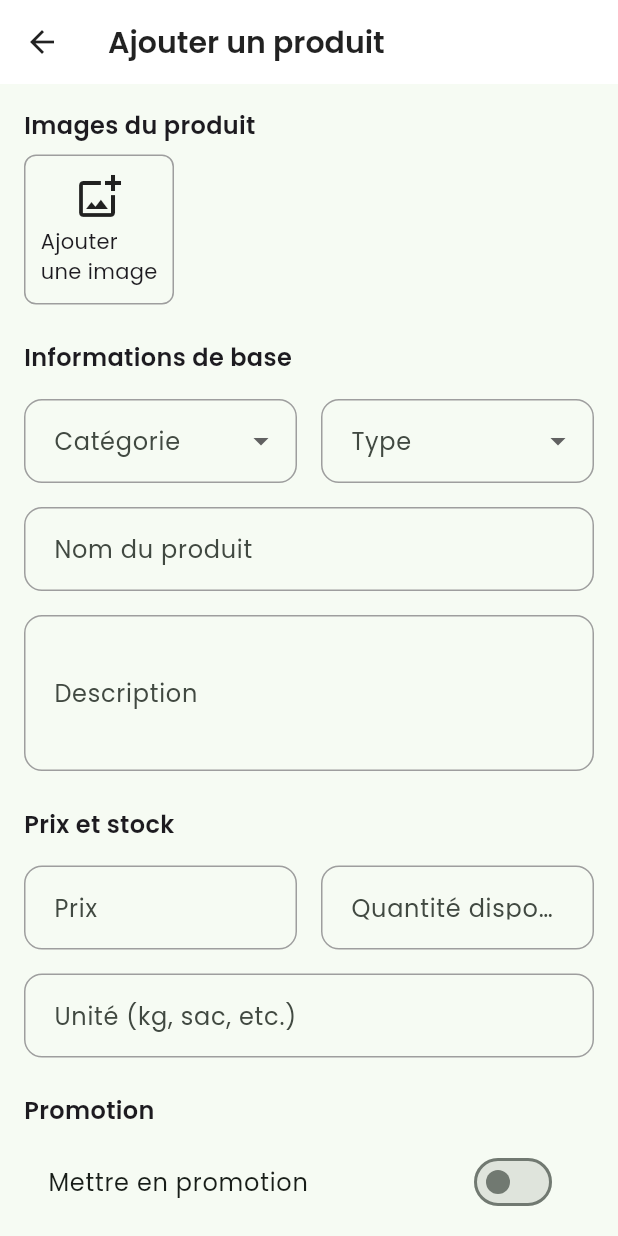
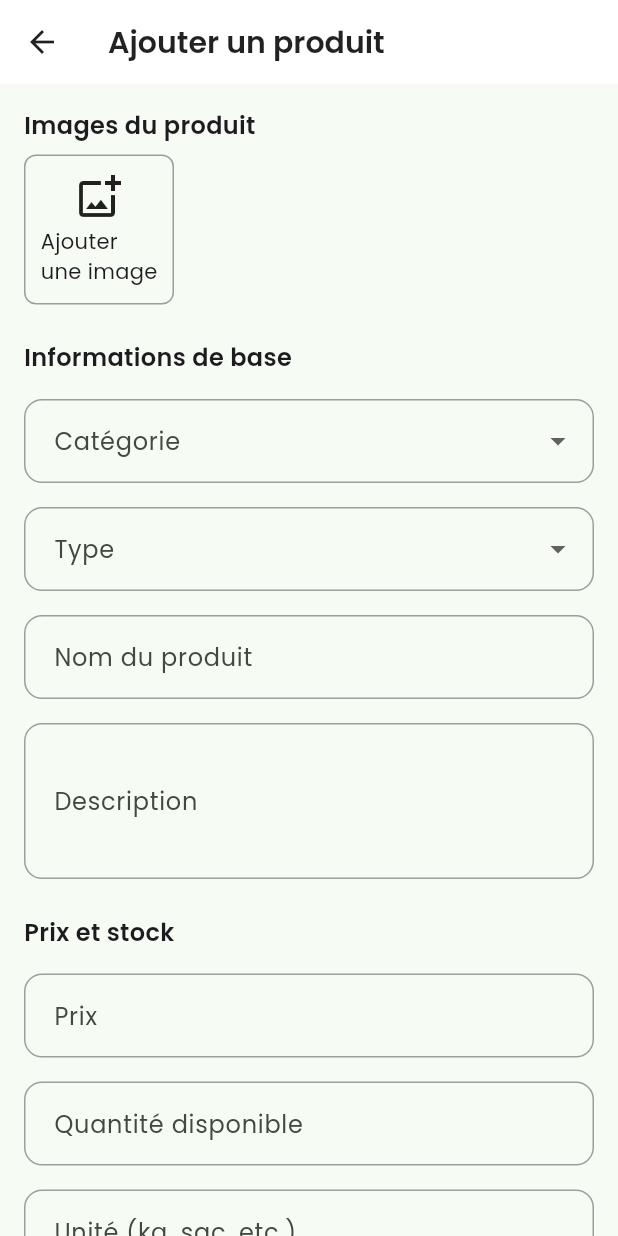
Before and after one commit to sabiski/agritech, a Flutter app: the AddProductView screen opened by its route, on a phone screen of 412 x 824 dp. Run offline on Flutter 3.47's test engine with Material 3 defaults, Android fonts, the phone set to English and light mode, and no system bars; our stand-ins replace fl_chart, get, get_storage, google_fonts, image_picker, pdf and 3 more; missing offline and left inert: excel, universal_html; accounts and stored records are empty.

Commit message:
mise a jour a c

```diff
--- a/lib/app/modules/marketplace/views/add_product_view.dart
+++ b/lib/app/modules/marketplace/views/add_product_view.dart
@@ -85,9 +85,15 @@ class AddProductView extends GetView<MarketplaceController> {
               const SizedBox(height: 16),
 
               // Catégorie et Type
-              Row(
+              LayoutBuilder(
+                builder: (context, constraints) => Wrap(
+                  spacing: 16,
+                  runSpacing: 16,
                   children: [
-                  Expanded(
+                    SizedBox(
+                      width: constraints.maxWidth > 600
+                        ? (constraints.maxWidth - 32) / 2
+                        : constraints.maxWidth,
                       child: DropdownButtonFormField<ProductCategory>(
                         decoration: const InputDecoration(
                           labelText: 'Catégorie',
@@ -97,7 +103,10 @@ class AddProductView extends GetView<MarketplaceController> {
                         items: ProductCategory.values.map((category) {
                           return DropdownMenuItem(
                             value: category,
-                          child: Text(category.value),
+                            child: Text(
+                              category.value,
+                              overflow: TextOverflow.ellipsis,
+                            ),
                           );
                         }).toList(),
                         onChanged: (value) => _selectedCategory.value = value,
@@ -109,8 +118,10 @@ class AddProductView extends GetView<MarketplaceController> {
                         },
                       ),
                     ),
-                  const SizedBox(width: 16),
-                  Expanded(
+                    SizedBox(
+                      width: constraints.maxWidth > 600
+                        ? (constraints.maxWidth - 32) / 2
+                        : constraints.maxWidth,
                       child: DropdownButtonFormField<ProductType>(
                         decoration: const InputDecoration(
                           labelText: 'Type',
@@ -120,7 +131,10 @@ class AddProductView extends GetView<MarketplaceController> {
                         items: ProductType.values.map((type) {
                           return DropdownMenuItem(
                             value: type,
-                          child: Text(type.value),
+                            child: Text(
+                              type.value,
+                              overflow: TextOverflow.ellipsis,
+                            ),
                           );
                         }).toList(),
                         onChanged: (value) => _selectedType.value = value,
@@ -133,6 +147,7 @@ class AddProductView extends GetView<MarketplaceController> {
                       ),
                     ),
                   ],
+                ),
               ),
               const SizedBox(height: 16),
 
@@ -176,9 +191,15 @@ class AddProductView extends GetView<MarketplaceController> {
                 ),
               ),
               const SizedBox(height: 16),
-              Row(
+              LayoutBuilder(
+                builder: (context, constraints) => Wrap(
+                  spacing: 16,
+                  runSpacing: 16,
                   children: [
-                  Expanded(
+                    SizedBox(
+                      width: constraints.maxWidth > 600
+                        ? (constraints.maxWidth - 32) / 2
+                        : constraints.maxWidth,
                       child: TextFormField(
                         controller: _priceController,
                         keyboardType: TextInputType.number,
@@ -198,8 +219,10 @@ class AddProductView extends GetView<MarketplaceController> {
                         },
                       ),
                     ),
-                  const SizedBox(width: 16),
-                  Expanded(
+                    SizedBox(
+                      width: constraints.maxWidth > 600
+                        ? (constraints.maxWidth - 32) / 2
+                        : constraints.maxWidth,
                       child: TextFormField(
                         controller: _quantityController,
                         keyboardType: TextInputType.number,
@@ -219,6 +242,7 @@ class AddProductView extends GetView<MarketplaceController> {
                       ),
                     ),
                   ],
+                ),
               ),
               const SizedBox(height: 16),
               TextFormField(
```
Also changed, not shown: lib/app/modules/marketplace/controllers/marketplace_controller.dart (+21 -9 lines). Lines whose indentation alone changed are shown as unchanged.
